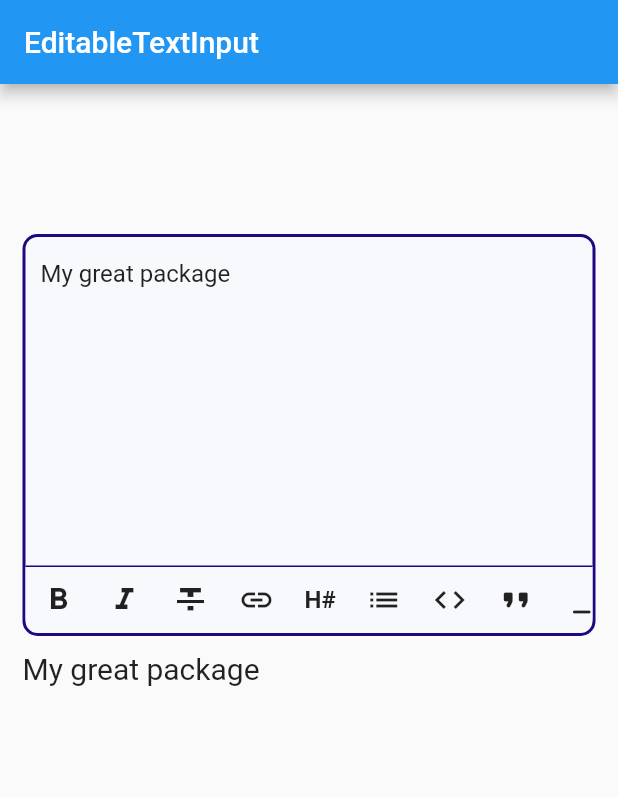
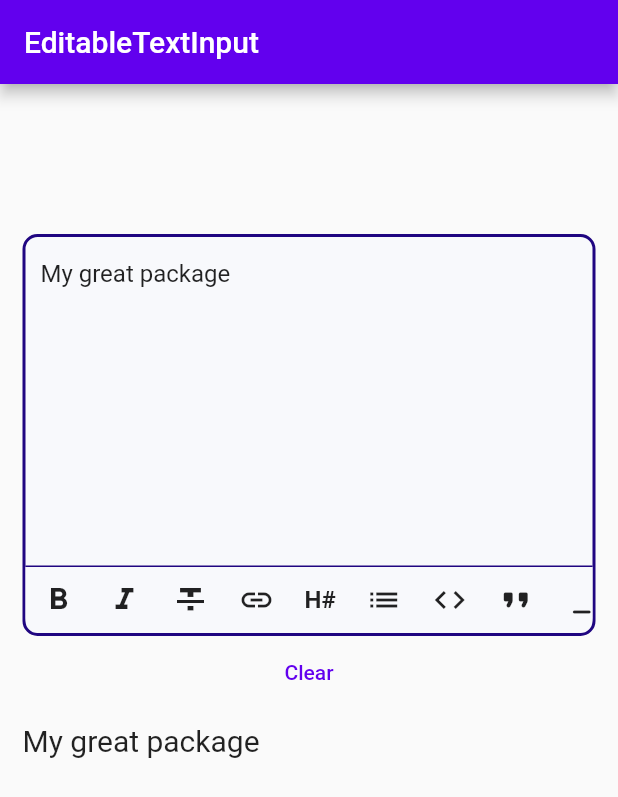
Before and after one commit to playmoweb/markdown-editable-textinput, a Flutter app: the screen it shows after launch, on a phone screen of 412 x 824 dp. Shown: the top 797 px of the screen. Run offline on Flutter 3.47's test engine with Material 2 defaults, Android fonts, the phone set to English and light mode, and no system bars; drawn by our look-alikes of expandable, flutter_markdown.

Commit message:
expose controller + update example

```diff
--- a/example/lib/main.dart
+++ b/example/lib/main.dart
@@ -13,6 +13,16 @@ class MyApp extends StatefulWidget {
 
 class _MyAppState extends State<MyApp> {
   String description = 'My great package';
+  TextEditingController controller = TextEditingController();
+
+  @override
+  void initState() {
+    super.initState();
+
+    controller.addListener(() {
+      print(controller.text);
+    });
+  }
 
   @override
   Widget build(BuildContext context) {
@@ -20,7 +30,7 @@ class _MyAppState extends State<MyApp> {
       home: Theme(
         data: ThemeData(
           primaryColor: const Color(0xFF2C1C6B),
-          accentColor: const Color(0xFF200681),
+          colorScheme: ColorScheme.light().copyWith(secondary: const Color(0xFF200681)),
           cardColor: const Color(0xFFF8F9FC),
           textTheme: const TextTheme(bodyText2: TextStyle(fontSize: 20)),
         ),
@@ -45,6 +55,13 @@ class _MyAppState extends State<MyApp> {
                           label: 'Description',
                           maxLines: 10,
                           actions: MarkdownType.values,
+                          controller: controller,
+                        ),
+                        TextButton(
+                          onPressed: () {
+                            controller.clear();
+                          },
+                          child: Text('Clear'),
                         ),
                         Padding(
                           padding: const EdgeInsets.only(top: 10),
--- a/example/pubspec.yaml
+++ b/example/pubspec.yaml
@@ -17,7 +17,7 @@ dependencies:
   cupertino_icons: ^0.1.2
   markdown_editable_textinput:
     path: ../
-  flutter_markdown: ^0.3.3
+  flutter_markdown: ^0.6.7
 
 
 dev_dependencies:
--- a/lib/markdown_text_input.dart
+++ b/lib/markdown_text_input.dart
@@ -25,6 +25,9 @@ class MarkdownTextInput extends StatefulWidget {
   /// List of action the component can handle
   final List<MarkdownType> actions;
 
+  /// Optionnal controller to manage the input
+  final TextEditingController? controller;
+
   /// Constructor for [MarkdownTextInput]
   MarkdownTextInput(
     this.onTextChanged,
@@ -40,6 +43,7 @@ class MarkdownTextInput extends StatefulWidget {
       MarkdownType.link,
       MarkdownType.list
     ],
+    this.controller,
   });
 
   @override
@@ -47,7 +51,7 @@ class MarkdownTextInput extends StatefulWidget {
 }
 
 class _MarkdownTextInputState extends State<MarkdownTextInput> {
-  final _controller = TextEditingController();
+  TextEditingController _controller = TextEditingController();
   TextSelection textSelection = const TextSelection(baseOffset: 0, extentOffset: 0);
 
   void onTap(MarkdownType type, {int titleSize = 1}) {
@@ -68,6 +72,7 @@ class _MarkdownTextInputState extends State<MarkdownTextInput> {
 
   @override
   void initState() {
+    _controller = widget.controller ?? TextEditingController();
     _controller.text = widget.initialValue;
     _controller.addListener(() {
       if (_controller.selection.baseOffset != -1) textSelection = _controller.selection;
@@ -101,8 +106,8 @@ class _MarkdownTextInputState extends State<MarkdownTextInput> {
             cursorColor: Theme.of(context).primaryColor,
             textDirection: widget.textDirection,
             decoration: InputDecoration(
-              enabledBorder: UnderlineInputBorder(borderSide: BorderSide(color: Theme.of(context).accentColor)),
-              focusedBorder: UnderlineInputBorder(borderSide: BorderSide(color: Theme.of(context).accentColor)),
+              enabledBorder: UnderlineInputBorder(borderSide: BorderSide(color: Theme.of(context).colorScheme.secondary)),
+              focusedBorder: UnderlineInputBorder(borderSide: BorderSide(color: Theme.of(context).colorScheme.secondary)),
               hintText: widget.label,
               hintStyle: const TextStyle(color: Color.fromRGBO(63, 61, 86, 0.5)),
               contentPadding: const EdgeInsets.symmetric(vertical: 15, horizontal: 10),
```
Also changed, not shown: example/pubspec.lock, 2 other files.
